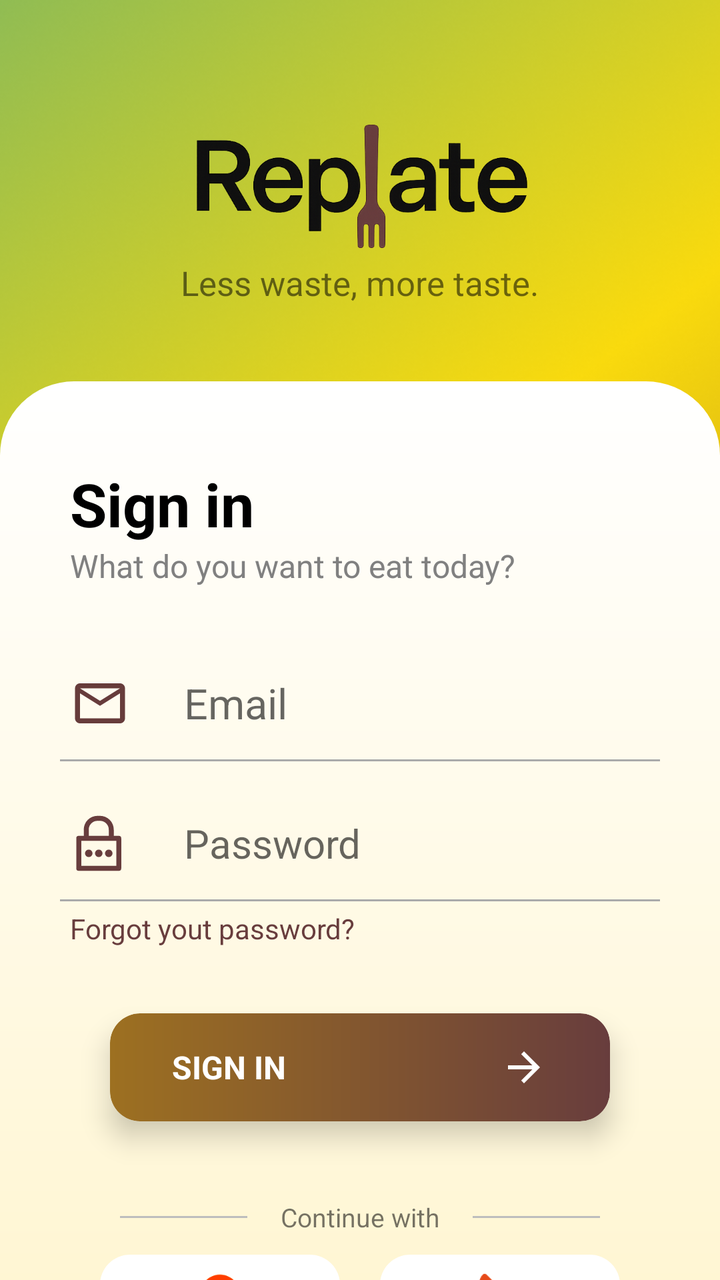
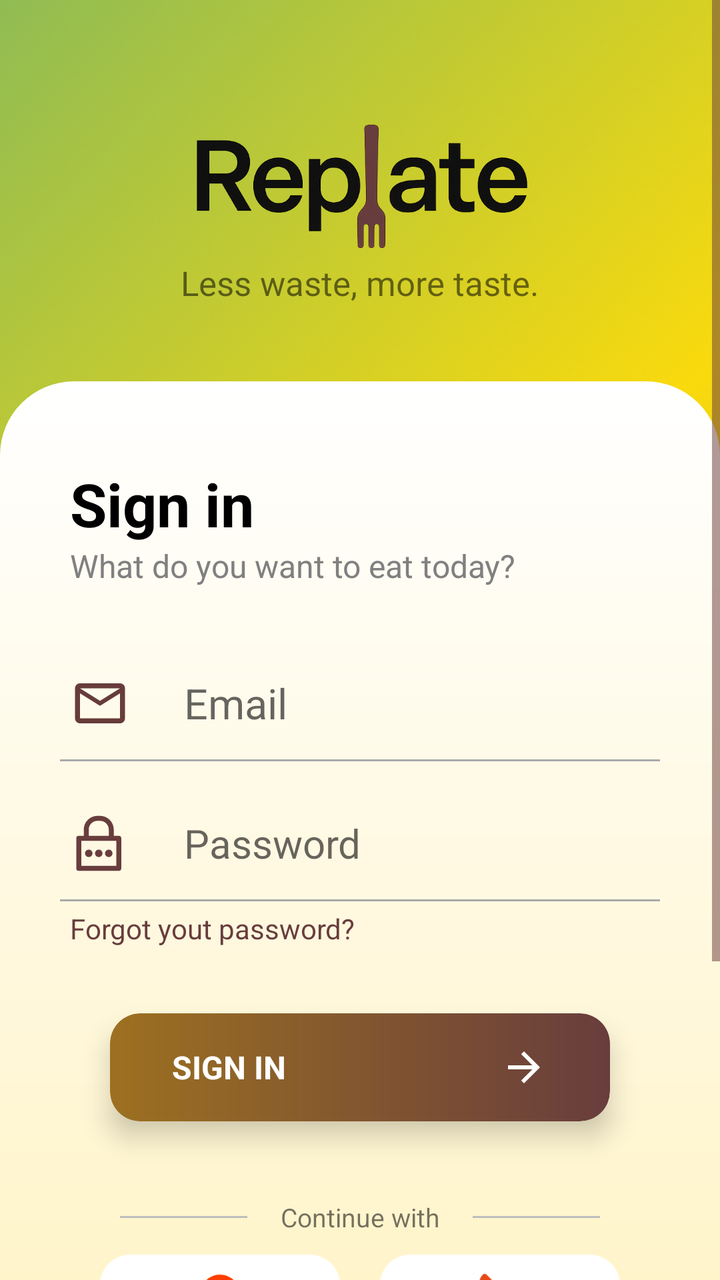

An Android layout rendered at two revisions. The XML below is the earlier revision; the diff shows what the commit changed to produce the second picture.
<!-- AndroidManifest.xml: application theme Theme.Replate -->
<!-- res/layout/activity_login.xml -->
<?xml version="1.0" encoding="utf-8"?>
<LinearLayout
    xmlns:app="http://schemas.android.com/apk/res-auto"
    xmlns:android="http://schemas.android.com/apk/res/android"
    android:gravity="center_horizontal"
    android:orientation="vertical"
    android:layout_width="match_parent"
    android:layout_height="match_parent"
    android:background="@drawable/mainbackground"
    >
    <ImageView
        android:layout_marginTop="60dp"
        android:layout_width="170dp"
        android:layout_height="70dp"
        android:src="@drawable/replatedarknarrower"/>
    <TextView
        android:layout_width="wrap_content"
        android:layout_height="wrap_content"
        android:text="Less waste, more taste."
        android:textSize="17dp"/>

    <LinearLayout
        android:visibility="visible"
        android:id="@+id/slidein"
        android:layout_width="match_parent"
        android:layout_height="800dp"
        android:layout_marginTop="38dp"
        android:background="@drawable/login_banner_background"
        android:orientation="vertical">

        <TextView
            android:layout_width="wrap_content"
            android:layout_height="wrap_content"
            android:layout_marginStart="35dp"
            android:layout_marginTop="41dp"
            android:text="Sign in "
            android:textColor="@color/black"
            android:textSize="30dp"
            android:textStyle="bold" />

        <TextView
            android:layout_width="wrap_content"
            android:layout_height="wrap_content"
            android:layout_marginStart="35dp"
            android:text="What do you want to eat today?"
            android:textColor="#808080"
            android:orientation="vertical"
            android:textSize="16dp" />

        <LinearLayout
            android:layout_marginStart="35dp"
            android:layout_marginTop="37dp"
            android:layout_width="wrap_content"
            android:layout_height="wrap_content"
            >

        </LinearLayout>

        <LinearLayout
            android:layout_marginStart="35dp"
            android:layout_marginTop="5dp"
            android:layout_width="wrap_content"
            android:layout_height="wrap_content"
            >
            <ImageView
                android:layout_width="30dp"
                android:layout_height="32dp"
                android:src="@drawable/baseline_mail_outline_24"/>
            <EditText
                android:background="@null"
                android:id="@+id/mail"
                android:layout_gravity="center_vertical"
                android:layout_width="wrap_content"
                android:layout_height="wrap_content"
                android:hint="Email"
                android:layout_marginStart="27dp"
                android:textSize="21dp"/>
        </LinearLayout>
        <View
            android:layout_marginTop="12dp"
            android:layout_marginHorizontal="30dp"
            android:layout_width="match_parent"
            android:layout_height="1dp"
            android:background="@android:color/darker_gray" />
        <LinearLayout
            android:layout_marginStart="35dp"
            android:layout_marginTop="25dp"
            android:layout_width="wrap_content"
            android:layout_height="wrap_content"
            >
            <ImageView
                app:tint="@color/brown"
                android:layout_width="30dp"
                android:layout_height="32dp"
                android:src="@drawable/ic_locker"/>
            <EditText
                android:background="@null"
                android:id="@+id/password"
                android:layout_gravity="center_vertical"
                android:layout_width="wrap_content"
                android:layout_height="wrap_content"
                android:hint="Password"
                android:inputType="textPassword"
                android:layout_marginStart="27dp"
                android:textSize="20dp"/>
        </LinearLayout>
        <View
            android:layout_marginTop="12dp"
            android:layout_marginHorizontal="30dp"
            android:layout_width="match_parent"
            android:layout_height="1dp"
            android:background="@android:color/darker_gray" />

        <TextView
            android:id="@+id/forgotpassword"
            android:layout_width="wrap_content"
            android:layout_height="wrap_content"
            android:layout_marginStart="35dp"
            android:layout_marginTop="4dp"
            android:text="Forgot yout password?"
            android:textColor="@color/brown"
            android:textSize="14dp" />

        <androidx.cardview.widget.CardView
            android:id="@+id/signinbtn"
            android:layout_gravity="center_horizontal"
            xmlns:android="http://schemas.android.com/apk/res/android"
            xmlns:app="http://schemas.android.com/apk/res-auto"
            android:layout_width="250dp"
            android:layout_height="wrap_content"
            app:cardElevation="8dp"
            app:cardCornerRadius="15dp"
            android:layout_marginTop="33dp"
            android:layout_marginBottom="23dp"
            app:cardBackgroundColor="@android:color/transparent"
            >

            <LinearLayout
                android:layout_width="match_parent"
                android:layout_height="wrap_content"
                android:orientation="horizontal"
                android:gravity="center_vertical"
                android:background="@drawable/brown_btn"
                android:paddingHorizontal="16dp"
                android:paddingVertical="15dp">

                <TextView
                    android:layout_marginStart="15dp"
                    android:layout_width="0dp"
                    android:layout_weight="1"
                    android:layout_height="wrap_content"
                    android:text="SIGN IN"
                    android:textColor="#FFFFFF"
                    android:textStyle="bold"
                    android:textSize="16sp"/>

                <ImageView
                    android:layout_marginEnd="15dp"
                    android:layout_width="24dp"
                    android:layout_height="24dp"
                    android:src="@drawable/ic_arrow_forward"
                    android:contentDescription="Arrow"/>

            </LinearLayout>
        </androidx.cardview.widget.CardView>

        <LinearLayout
            android:layout_marginHorizontal="60dp"
            android:layout_width="match_parent"
            android:layout_height="wrap_content"
            android:orientation="horizontal"
            android:gravity="center_vertical"
            android:layout_marginTop="16dp"
            android:layout_marginBottom="10dp">

            <View
                android:layout_width="0dp"
                android:layout_height="1dp"
                android:layout_weight="1"
                android:background="#BDBDBD" /> 

            <TextView
                android:textSize="13dp"
                android:layout_width="wrap_content"
                android:layout_height="wrap_content"
                android:text="     Continue with     "
                />

            <View
                android:layout_width="0dp"
                android:layout_height="1dp"
                android:layout_weight="1"
                android:background="#BDBDBD" />
        </LinearLayout>

        <LinearLayout
            android:gravity="center"
            android:layout_width="match_parent"
            android:layout_height="wrap_content"
            android:orientation="horizontal"
            android:layout_marginHorizontal="30dp">

            <LinearLayout
                android:id="@+id/googleregistration"
                android:layout_width="120dp"
                android:layout_height="40dp"
                android:orientation="horizontal"
                android:gravity="center_vertical"
                android:background="@drawable/register_icons_background"
                android:paddingVertical="5dp">

                <ImageView
                    android:src="@drawable/ic_google"
                    android:scaleX="0.8"
                    android:scaleY="0.8"
                    android:layout_width="0dp"
                    android:layout_weight="1"
                    android:layout_height="match_parent"
                    />
            </LinearLayout>
            <Space
                android:layout_width="20dp"
                android:layout_height="match_parent"/>

            <LinearLayout
                android:id="@+id/phoneregistration"
                android:layout_width="120dp"
                android:layout_height="40dp"
                android:orientation="horizontal"
                android:gravity="center_vertical"
                android:background="@drawable/register_icons_background"
                android:paddingVertical="5dp">

                <ImageView
                    android:src="@drawable/ic_phon"
                    android:scaleX="1.2"
                    android:scaleY="1.2"
                    android:layout_width="0dp"
                    android:layout_weight="1"
                    android:layout_height="wrap_content"
                    />
            </LinearLayout>

        </LinearLayout>
        <TextView
            android:layout_width="wrap_content"
            android:layout_height="wrap_content"
            android:text="New here? Create an account"
            android:layout_gravity="center_horizontal"
            android:layout_marginTop="20dp"/>

        <androidx.cardview.widget.CardView
            android:id="@+id/registerbtn"
            android:layout_gravity="center_horizontal"
            xmlns:android="http://schemas.android.com/apk/res/android"
            xmlns:app="http://schemas.android.com/apk/res-auto"
            android:layout_width="250dp"
            android:layout_height="wrap_content"
            app:cardElevation="8dp"
            app:cardCornerRadius="15dp"
            app:cardBackgroundColor="@android:color/transparent"
            android:layout_margin="8dp"
            >

            <LinearLayout
                android:layout_width="match_parent"
                android:layout_height="wrap_content"
                android:orientation="horizontal"
                android:gravity="center"
                android:background="#F7D90E"
                android:paddingHorizontal="16dp"
                android:paddingVertical="15dp">

                <TextView
                    android:textAlignment="center"
                    android:layout_width="0dp"
                    android:layout_weight="1"
                    android:layout_height="wrap_content"
                    android:text="REGISTER"
                    android:textColor="#000000"
                    android:textStyle="bold"
                    android:textSize="16sp"/>



            </LinearLayout>
        </androidx.cardview.widget.CardView>



    </LinearLayout>

</LinearLayout>
<!-- resources referenced by this layout -->
<resources>
  <color name="black">#FF000000</color>
  <color name="brown">#683D3D</color>
  <!-- drawable baseline_mail_outline_24 (drawable) -->
  <vector android:height="24dp" android:tint="#673C3B"
      android:viewportHeight="24" android:viewportWidth="24"
      android:width="24dp" xmlns:android="http://schemas.android.com/apk/res/android">
      <path android:fillColor="@android:color/white" android:pathData="M20,4L4,4c-1.1,0 -1.99,0.9 -1.99,2L2,18c0,1.1 0.9,2 2,2h16c1.1,0 2,-0.9 2,-2L22,6c0,-1.1 -0.9,-2 -2,-2zM20,18L4,18L4,8l8,5 8,-5v10zM12,11L4,6h16l-8,5z"/>
  </vector>
  <!-- drawable brown_btn (drawable) -->
  <shape xmlns:android="http://schemas.android.com/apk/res/android"
      android:shape="rectangle">
      <gradient
          android:startColor="#683D3D"
          android:endColor="#9D7021"
          android:angle="180" />
      <corners android:radius="15dp" />
  </shape>
  <!-- drawable ic_arrow_forward (drawable) -->
  <vector android:autoMirrored="true" android:height="24dp"
      android:tint="#ffffff" android:viewportHeight="24"
      android:viewportWidth="24" android:width="24dp" xmlns:android="http://schemas.android.com/apk/res/android">
      <path android:fillColor="@android:color/white" android:pathData="M12,4l-1.41,1.41L16.17,11H4v2h12.17l-5.58,5.59L12,20l8,-8z"/>
  </vector>
  <!-- drawable ic_locker (drawable) -->
  <vector xmlns:android="http://schemas.android.com/apk/res/android"
      android:width="800dp"
      android:height="800dp"
      android:viewportWidth="48"
      android:viewportHeight="48">
    <path
        android:fillColor="#FF000000"
        android:pathData="M39,18H35V13A11,11 0,0 0,24 2H22A11,11 0,0 0,11 13v5H7a2,2 0,0 0,-2 2V44a2,2 0,0 0,2 2H39a2,2 0,0 0,2 -2V20A2,2 0,0 0,39 18ZM15,13a7,7 0,0 1,7 -7h2a7,7 0,0 1,7 7v5H15ZM37,42H9V22H37Z"/>
    <path
        android:fillColor="#FF000000"
        android:pathData="M15,32m-3,0a3,3 0,1 1,6 0a3,3 0,1 1,-6 0"/>
    <path
        android:fillColor="#FF000000"
        android:pathData="M23,32m-3,0a3,3 0,1 1,6 0a3,3 0,1 1,-6 0"/>
    <path
        android:fillColor="#FF000000"
        android:pathData="M31,32m-3,0a3,3 0,1 1,6 0a3,3 0,1 1,-6 0"/>
  </vector>
  <!-- drawable login_banner_background (drawable) -->
  <?xml version="1.0" encoding="utf-8"?>
  <shape xmlns:android="http://schemas.android.com/apk/res/android"
      android:shape="rectangle">
  
      
      <gradient
          android:startColor="#FFEFB1"
          android:endColor="#FFffff"
          android:angle="90" />
  
      
      <corners
          android:topLeftRadius="37dp"
          android:topRightRadius="37dp"
          android:bottomLeftRadius="0dp"
          android:bottomRightRadius="0dp" />
  </shape>
  <!-- drawable register_icons_background (drawable) -->
  <shape xmlns:android="http://schemas.android.com/apk/res/android"
      android:shape="rectangle">
  
      <solid android:color="#ffffff" />
  
      <corners android:radius="15dp" />
  </shape>
  <style name="Theme.Replate" parent="Base.Theme.Replate" />
  <style name="Base.Theme.Replate" parent="Theme.MaterialComponents.DayNight.NoActionBar">
          
          <item name="colorPrimary">@color/brown</item>
          <item name="colorPrimaryVariant">@color/brown</item>
          <item name="colorSecondary">@color/brown</item>
  
          
          <item name="colorControlActivated">@color/brown</item>
          <item name="colorAccent">@color/brown</item>
  
          
          <item name="android:textCursorDrawable">@null</item>
  
          
          <item name="android:colorControlHighlight">@color/brown</item>
          <item name="android:colorControlNormal">@color/brown</item>
      </style>
  <!-- unchanged entries left out for length: 4 -->
</resources>

<!-- the commit's change to res/layout/activity_login.xml (unified diff, before → after) -->
@@ -1,7 +1,13 @@
 <?xml version="1.0" encoding="utf-8"?>
-<LinearLayout
+<ScrollView
     xmlns:app="http://schemas.android.com/apk/res-auto"
     xmlns:android="http://schemas.android.com/apk/res/android"
+    android:layout_width="match_parent"
+    android:layout_height="match_parent"
+    android:fillViewport="true"
+    android:background="@drawable/mainbackground">
+<LinearLayout
+
     android:gravity="center_horizontal"
     android:orientation="vertical"
     android:layout_width="match_parent"
@@ -23,7 +29,8 @@
         android:visibility="visible"
         android:id="@+id/slidein"
         android:layout_width="match_parent"
-        android:layout_height="800dp"
+        android:layout_height="0dp"
+        android:layout_weight="1"
         android:layout_marginTop="38dp"
         android:background="@drawable/login_banner_background"
         android:orientation="vertical">
@@ -291,3 +298,6 @@
     </LinearLayout>
 
 </LinearLayout>
+
+
+</ScrollView>
